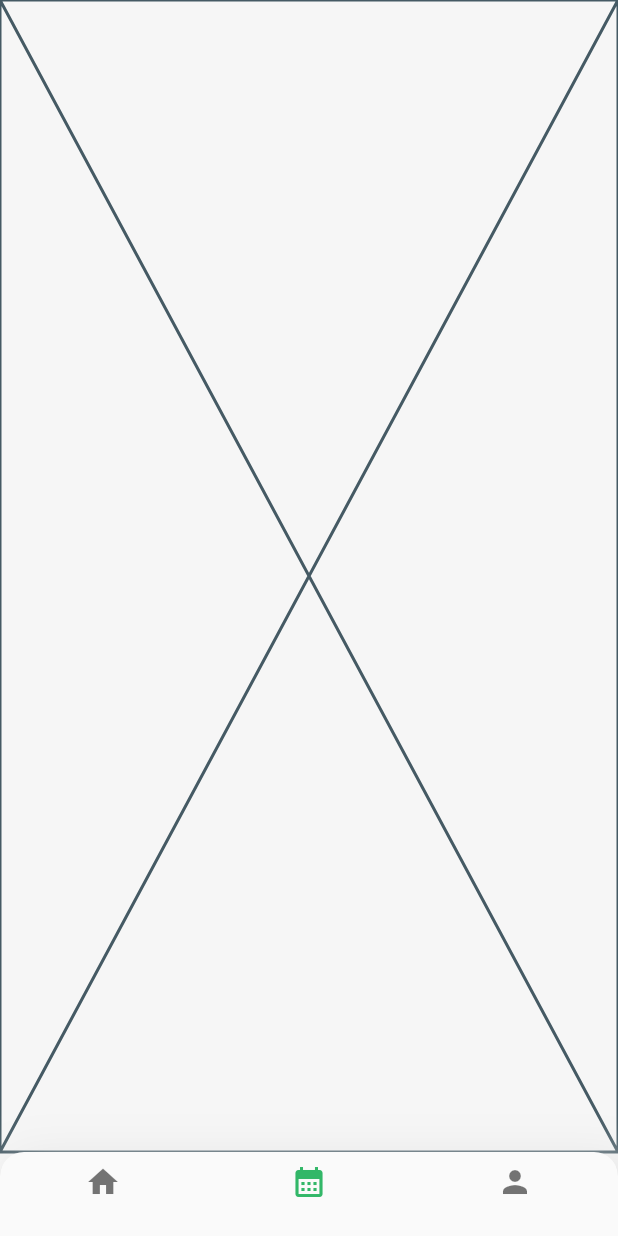
After one commit to ahmedaboslah/FoodApp, a Flutter app: the PageViewShowed screen opened directly, item 2 of the bottom bar chosen, on a phone screen of 412 x 824 dp. The commit adds this screen. Run offline on Flutter 3.47's test engine with Material 2 defaults, Android fonts, the phone set to English and light mode, and no system bars.

Commit message:
Building App navigation bar

```diff
--- /dev/null
+++ b/lib/Features/Booking/presentation/views/BookingPage.dart
@@ -0,0 +1,10 @@
+import 'package:flutter/material.dart';
+
+class BookingPage extends StatelessWidget {
+  const BookingPage({super.key});
+
+  @override
+  Widget build(BuildContext context) {
+    return const Placeholder();
+  }
+}
--- a/lib/Features/Home/Home.dart
+++ b/lib/Features/Home/presentation/views/Home.dart
@@ -5,6 +5,8 @@ class HomePage extends StatelessWidget {
 
   @override
   Widget build(BuildContext context) {
-    return const Scaffold();
+    return  Scaffold(
+
+    );
   }
 }
--- a/lib/Features/Onboarding/presentation/Views/OnBoardingPage.dart
+++ b/lib/Features/Onboarding/presentation/Views/OnBoardingPage.dart
@@ -1,5 +1,5 @@
 import 'package:flutter/material.dart';
-import 'package:foodapp/Features/Home/Home.dart';
+import 'package:foodapp/Features/Home/presentation/views/Home.dart';
 import 'package:foodapp/Features/Onboarding/presentation/Views/hepler/List.dart';
 import 'package:foodapp/Features/Registration/presentation/views/Registrationpage.dart';
 
@@ -27,6 +27,7 @@ class _OnBoardingPageState extends State<OnBoardingPage>
 
   @override
   Widget build(BuildContext context) {
+    var size=MediaQuery.of(context).size;
     return Scaffold(
       body: FadeTransition(
         opacity: opacityAnimation,
@@ -35,7 +36,7 @@ class _OnBoardingPageState extends State<OnBoardingPage>
           mainAxisAlignment: MainAxisAlignment.center,
           children: [
             Container(
-              height: 224,
+              height: size.height*.3,
               alignment: Alignment.center,
               child: Image.asset(Onboardinglist[Index].image),
             ),
--- /dev/null
+++ b/lib/Features/PageView/presentation/views/pageView.dart
@@ -0,0 +1,58 @@
+import 'package:flutter/material.dart';
+import 'package:foodapp/Features/Account/presentation/Views/AccountPage.dart';
+import 'package:foodapp/Features/Booking/presentation/views/BookingPage.dart';
+import 'package:foodapp/Features/Home/presentation/views/Home.dart';
+import 'package:foodapp/core/constant.dart';
+
+class PageViewShowed extends StatefulWidget {
+  const PageViewShowed({super.key});
+
+  @override
+  State<PageViewShowed> createState() => _PageViewShowedState();
+}
+
+class _PageViewShowedState extends State<PageViewShowed> {
+  List<Widget> pages=[
+     const HomePage(),
+     const BookingPage(),
+     const AccountPage(),
+  ];
+  int Selectedindex=0;
+  oniconTaped(int index){
+    setState(() {
+      Selectedindex=index;
+    });
+  }
+  @override
+  Widget build(BuildContext context) {
+    return Scaffold(
+      body: pages[Selectedindex],
+      bottomNavigationBar: Container(
+        decoration: BoxDecoration(
+          boxShadow: [
+            BoxShadow(
+              blurRadius: 30,
+              offset: Offset(8,8),
+              color: Colors.grey.shade300,
+              spreadRadius: 0.2
+            )
+          ]
+        ),
+        child: ClipRRect(
+          borderRadius: BorderRadius.only(topLeft: Radius.circular(16),topRight: Radius.circular(16)),
+          child: BottomNavigationBar(
+            fixedColor: Primarycolor,
+            currentIndex: Selectedindex,
+            onTap: oniconTaped,
+            items:const <BottomNavigationBarItem>[
+              BottomNavigationBarItem(icon: Icon(Icons.home),label: ''),
+              BottomNavigationBarItem(icon: Icon(Icons.calendar_month),label: ''),
+              BottomNavigationBarItem(icon: Icon(Icons.person),label: ''),
+            ]
+          ),
+        ),
+      ),
+
+    );
+  }
+}
--- a/lib/main.dart
+++ b/lib/main.dart
@@ -10,7 +10,8 @@ class MyApp extends StatelessWidget {
 
   @override
   Widget build(BuildContext context) {
-    return const MaterialApp(
+    return  MaterialApp(
+      theme: ThemeData().copyWith(scaffoldBackgroundColor: Color(0xffF6F6F6)),
       debugShowCheckedModeBanner: false,
       home: OnBoardingPage(),
     );
```
Also changed, not shown: lib/Features/Account/presentation/Views/AccountPage.dart (added, +10 -0 lines), lib/Features/Registration/presentation/views/widgets/LoginPage.dart (+11 -2 lines), lib/Features/Registration/presentation/views/widgets/Registerpage.dart (+10 -1 lines).
